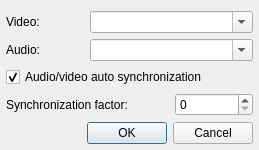
Old version of the form src/plugins/Engines/mplayer/settingsdialog.ui in the repository ksv1986/qmmp-staging.
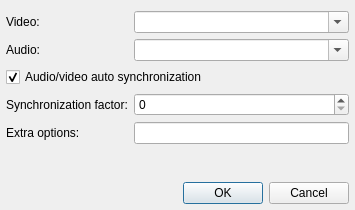
New version of the form.

Commit message: mplayer plugin: added extra options (Closes issue 354)

What changed in the file:
```diff
--- a/src/plugins/Engines/mplayer/settingsdialog.ui
+++ b/src/plugins/Engines/mplayer/settingsdialog.ui
@@ -6,14 +6,14 @@
    <rect>
     <x>0</x>
     <y>0</y>
-    <width>259</width>
-    <height>143</height>
+    <width>355</width>
+    <height>210</height>
    </rect>
   </property>
   <property name="windowTitle">
    <string>MPlayer Settings</string>
   </property>
-  <layout class="QGridLayout" name="gridLayout">
+  <layout class="QVBoxLayout" name="verticalLayout">
    <property name="leftMargin">
     <number>6</number>
    </property>
@@ -23,6 +23,11 @@
    <property name="bottomMargin">
     <number>6</number>
    </property>
+   <item>
+    <layout class="QFormLayout" name="formLayout">
+     <property name="fieldGrowthPolicy">
+      <enum>QFormLayout::AllNonFixedFieldsGrow</enum>
+     </property>
    <item row="0" column="0">
     <widget class="QLabel" name="label">
      <property name="text">
@@ -30,7 +35,7 @@
      </property>
     </widget>
    </item>
-   <item row="0" column="1" colspan="2">
+     <item row="0" column="1">
     <widget class="QComboBox" name="videoComboBox">
      <property name="editable">
       <bool>true</bool>
@@ -44,14 +49,14 @@
      </property>
     </widget>
    </item>
-   <item row="1" column="1" colspan="2">
+     <item row="1" column="1">
     <widget class="QComboBox" name="audioComboBox">
      <property name="editable">
       <bool>true</bool>
      </property>
     </widget>
    </item>
-   <item row="2" column="0" colspan="3">
+     <item row="2" column="0" colspan="2">
     <widget class="QCheckBox" name="autoSyncCheckBox">
      <property name="text">
       <string>Audio/video auto synchronization</string>
@@ -61,14 +66,14 @@
      </property>
     </widget>
    </item>
-   <item row="3" column="0" colspan="2">
+     <item row="3" column="0">
     <widget class="QLabel" name="label_3">
      <property name="text">
       <string>Synchronization factor:</string>
      </property>
     </widget>
    </item>
-   <item row="3" column="2">
+     <item row="3" column="1">
     <widget class="QSpinBox" name="syncFactorSpinBox">
      <property name="minimum">
       <number>0</number>
@@ -78,7 +83,23 @@
      </property>
     </widget>
    </item>
-   <item row="4" column="0" colspan="3">
+     <item row="4" column="0">
+      <widget class="QLabel" name="label_4">
+       <property name="text">
+        <string>Extra options:</string>
+       </property>
+      </widget>
+     </item>
+     <item row="4" column="1">
+      <widget class="QLineEdit" name="cmdOptionsLineEdit">
+       <property name="toolTip">
+        <string>Extra command line options</string>
+       </property>
+      </widget>
+     </item>
+    </layout>
+   </item>
+   <item>
     <widget class="QDialogButtonBox" name="buttonBox">
      <property name="standardButtons">
       <set>QDialogButtonBox::Cancel|QDialogButtonBox::Ok</set>
```
Lines whose indentation alone changed are shown as unchanged. The commit also changes 3 other files.
